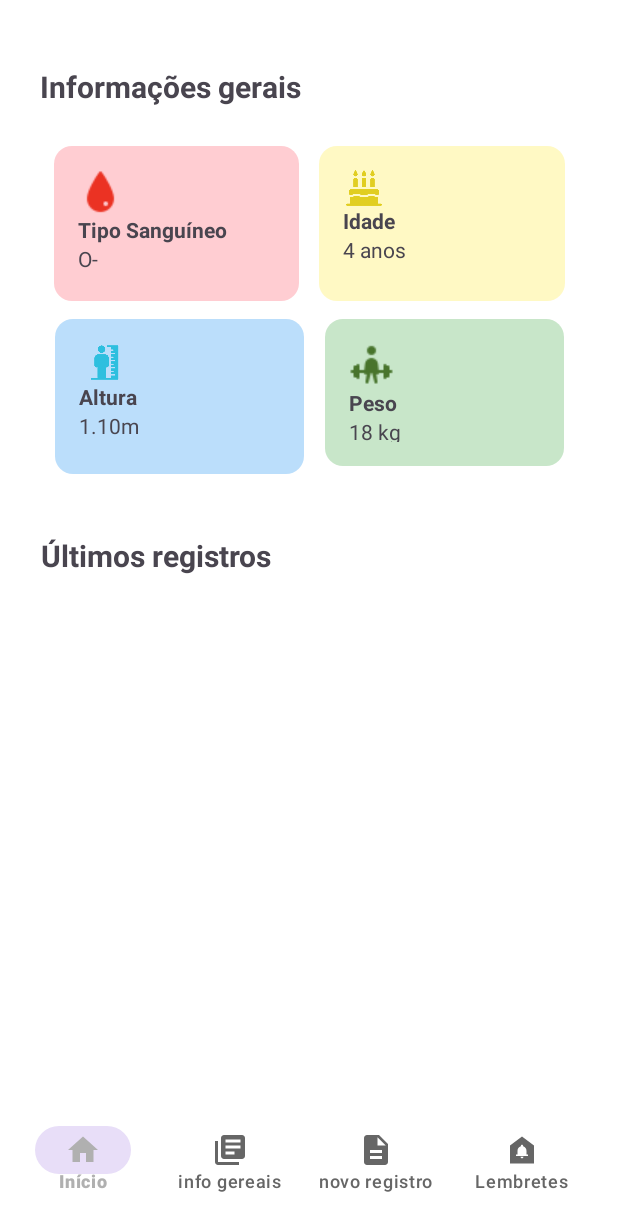
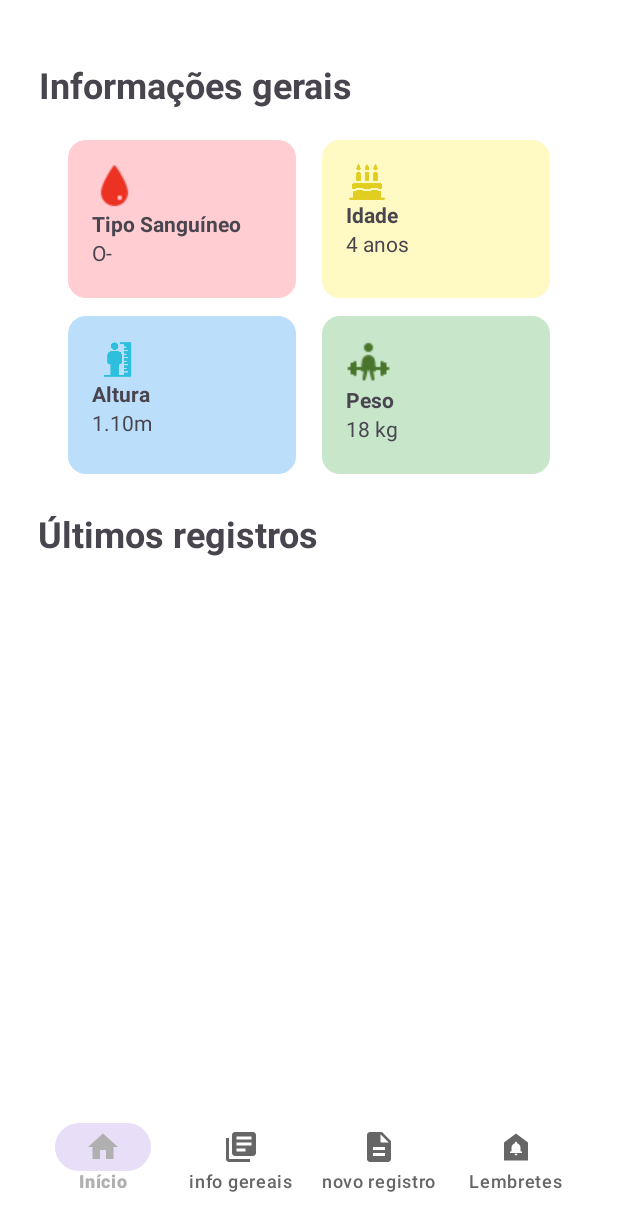
Before and after one commit to vitorsacz/CHS1-Mobile-Application-Development, an Android app: the InfoGeraisFragment screen opened through its navigation route, on a phone screen of 412 x 824 dp. Shown: the top 1231 px of the screen. Run offline under Robolectric (Android 15) with nearby library versions, the phone set to English and light mode, and no system bars.

Commit message:
modificando os layouts das paginas

```diff
--- a/PrevDent/app/src/main/res/layout/fragment_info_gerais.xml
+++ b/PrevDent/app/src/main/res/layout/fragment_info_gerais.xml
@@ -20,19 +20,19 @@
         android:id="@+id/tvTitulo"
         android:layout_width="219dp"
         android:layout_height="33dp"
-        android:layout_marginTop="28dp"
+        android:layout_marginTop="24dp"
         android:text="Informações gerais"
-        android:textSize="20sp"
+        android:textSize="24sp"
         android:textStyle="bold"
         app:layout_constraintEnd_toEndOf="parent"
-        app:layout_constraintHorizontal_bias="0.068"
+        app:layout_constraintHorizontal_bias="0.062"
         app:layout_constraintStart_toStartOf="parent"
         app:layout_constraintTop_toTopOf="parent" />
 
     <androidx.constraintlayout.widget.ConstraintLayout
         android:id="@+id/gridInformacoes"
-        android:layout_width="367dp"
-        android:layout_height="259dp"
+        android:layout_width="356dp"
+        android:layout_height="234dp"
         android:layout_marginTop="16dp"
         app:layout_constraintEnd_toEndOf="parent"
         app:layout_constraintStart_toStartOf="parent"
@@ -48,8 +48,8 @@
 
         <LinearLayout
             android:id="@+id/cardTipoSanguineo"
-            android:layout_width="163dp"
-            android:layout_height="103dp"
+            android:layout_width="152dp"
+            android:layout_height="105dp"
             android:layout_marginTop="4dp"
             android:background="@drawable/rounded_card_background"
             android:backgroundTint="@color/light_red"
@@ -81,8 +81,8 @@
 
         <LinearLayout
             android:id="@+id/cardIdade"
-            android:layout_width="164dp"
-            android:layout_height="103dp"
+            android:layout_width="152dp"
+            android:layout_height="105dp"
             android:layout_marginTop="4dp"
             android:background="@drawable/rounded_card_background"
             android:backgroundTint="@color/light_yellow"
@@ -115,8 +115,8 @@
 
         <LinearLayout
             android:id="@+id/cardAltura"
-            android:layout_width="166dp"
-            android:layout_height="103dp"
+            android:layout_width="152dp"
+            android:layout_height="105dp"
             android:layout_marginTop="12dp"
             android:background="@drawable/rounded_card_background"
             android:backgroundTint="@color/light_blue"
@@ -149,8 +149,8 @@
 
         <LinearLayout
             android:id="@+id/cardPeso"
-            android:layout_width="159dp"
-            android:layout_height="98dp"
+            android:layout_width="152dp"
+            android:layout_height="105dp"
             android:layout_marginTop="12dp"
             android:background="@drawable/rounded_card_background"
             android:backgroundTint="@color/light_green"
@@ -191,9 +191,9 @@
         android:id="@+id/tvUltimosRegistros"
         android:layout_width="wrap_content"
         android:layout_height="wrap_content"
-        android:layout_marginTop="4dp"
+        android:layout_marginTop="16dp"
         android:text="Últimos registros"
-        android:textSize="20sp"
+        android:textSize="24sp"
         android:textStyle="bold"
         app:layout_constraintEnd_toEndOf="parent"
         app:layout_constraintHorizontal_bias="0.049"
@@ -202,10 +202,11 @@
 
     <androidx.recyclerview.widget.RecyclerView
         android:id="@+id/recyclerViewRegistros"
-        android:layout_width="391dp"
-        android:layout_height="235dp"
-        android:layout_marginTop="8dp"
+        android:layout_width="373dp"
+        android:layout_height="221dp"
+        android:layout_marginTop="20dp"
         app:layout_constraintEnd_toEndOf="parent"
+        app:layout_constraintHorizontal_bias="0.0"
         app:layout_constraintStart_toStartOf="parent"
         app:layout_constraintTop_toBottomOf="@id/tvUltimosRegistros"
         tools:ignore="MissingConstraints"
@@ -213,15 +214,14 @@
 
     <com.google.android.material.bottomnavigation.BottomNavigationView
         android:id="@+id/bottomNavigationView"
-        android:layout_width="390dp"
-        android:layout_height="69dp"
+        android:layout_width="367dp"
+        android:layout_height="71dp"
         android:background="@color/white"
         app:itemIconTint="@color/bottom_nav_icon_color"
         app:itemTextColor="@color/bottom_nav_icon_color"
         app:labelVisibilityMode="labeled"
         app:layout_constraintBottom_toBottomOf="parent"
         app:layout_constraintEnd_toEndOf="parent"
-        app:layout_constraintHorizontal_bias="1.0"
         app:layout_constraintStart_toStartOf="parent"
         app:layout_constraintTop_toBottomOf="@+id/recyclerViewRegistros"
         app:layout_constraintVertical_bias="1.0"
```
Also changed, not shown: PrevDent/app/src/main/res/layout/fragment_cadastro.xml (+9 -9 lines), PrevDent/app/src/main/res/layout/fragment_home.xml (+10 -11 lines), PrevDent/app/src/main/res/layout/fragment_login.xml (+7 -5 lines), PrevDent/app/src/main/res/layout/fragment_start.xml (+7 -8 lines).
